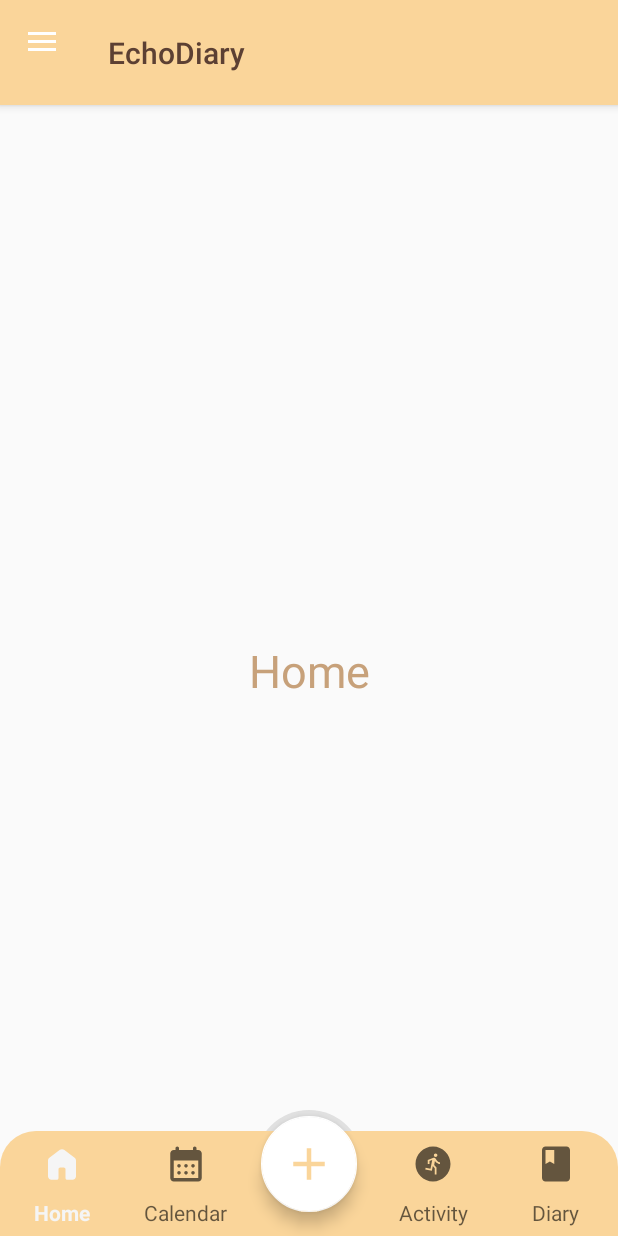
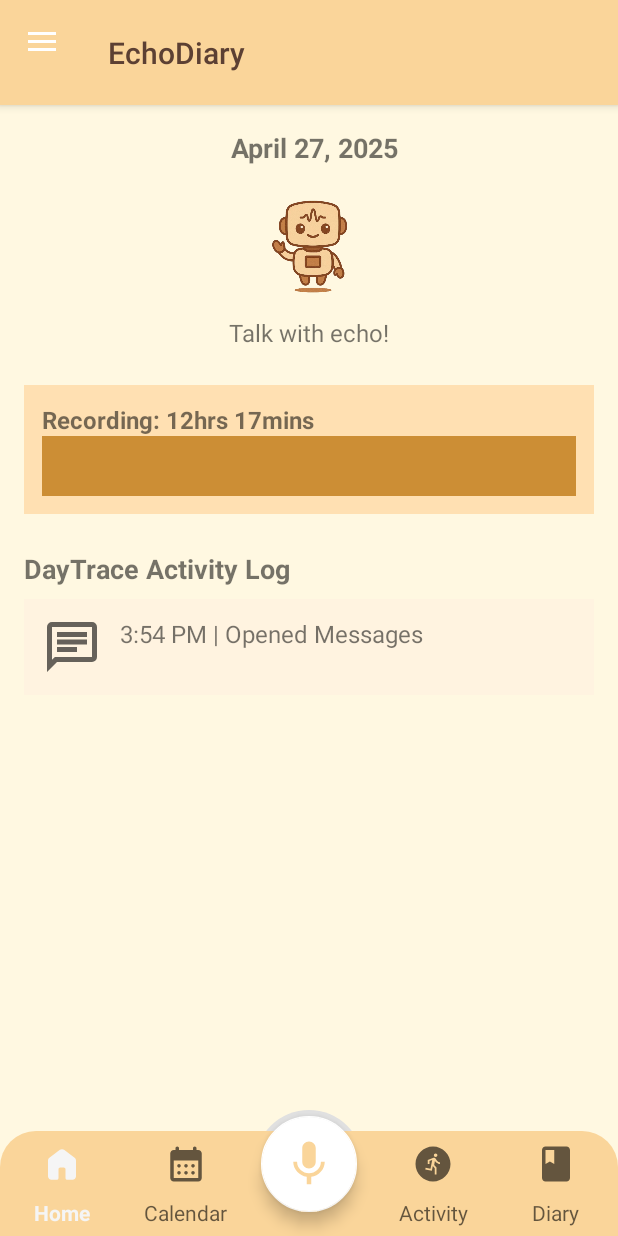
Before and after one commit to Chronomia26/EchoDiary, an Android app: the screen it shows after launch (MainActivity), on a phone screen of 412 x 824 dp. Run offline under Robolectric (Android 15) with nearby library versions, the phone set to English and light mode, and no system bars.

Commit message:
feat: Implement Home Fragment UI and add mic icon
This commit introduces the initial UI for the Home Fragment, enhancing its layout and design.
It also adds a microphone icon for potential voice interaction.

-   Removed extraneous xml encoding tag from `misc.xml`.
-   Added `baseline_mic_24.xml` to the `drawable` resources, introducing a microphone icon.
-   Refactored `fragment_home.xml` to a `ConstraintLayout`, adding elements like:
    -   Date display.
    -   Character icon (`echobot.png`).
    -   "Talk with echo!" text prompt.
    -   Recording section with progress display.
    -   "DayTrace Activity Log" title.
    -   Sample activity item with icon and text.
-   Replaced the add icon with the mic icon in the bottom navigation view in `activity_main.xml`
-   Added `echobot.png` as a new drawable resource.

```diff
--- /dev/null
+++ b/app/src/main/res/drawable/baseline_mic_24.xml
@@ -0,0 +1,5 @@
+<vector xmlns:android="http://schemas.android.com/apk/res/android" android:height="24dp" android:tint="#FFFFFF" android:viewportHeight="24" android:viewportWidth="24" android:width="24dp">
+
+    <path android:fillColor="@android:color/white" android:pathData="M12,14c1.66,0 2.99,-1.34 2.99,-3L15,5c0,-1.66 -1.34,-3 -3,-3S9,3.34 9,5v6c0,1.66 1.34,3 3,3zM17.3,11c0,3 -2.54,5.1 -5.3,5.1S6.7,14 6.7,11L5,11c0,3.41 2.72,6.23 6,6.72L11,21h2v-3.28c3.28,-0.48 6,-3.3 6,-6.72h-1.7z"/>
+
+</vector>
--- a/app/src/main/res/layout/activity_main.xml
+++ b/app/src/main/res/layout/activity_main.xml
@@ -62,7 +62,7 @@
             android:scaleType="center"
             app:tint="@color/coffee_2"
             app:maxImageSize="36dp"
-            android:src="@drawable/baseline_add_24"
+            android:src="@drawable/baseline_mic_24"
             app:itemIconTint="@color/coffee_brown"
             app:itemTextColor="@color/coffee_brown"/>
 
--- a/app/src/main/res/layout/fragment_home.xml
+++ b/app/src/main/res/layout/fragment_home.xml
@@ -1,17 +1,117 @@
 <?xml version="1.0" encoding="utf-8"?>
-<FrameLayout xmlns:android="http://schemas.android.com/apk/res/android"
+<androidx.constraintlayout.widget.ConstraintLayout
+    xmlns:android="http://schemas.android.com/apk/res/android"
+    xmlns:app="http://schemas.android.com/apk/res-auto"
     xmlns:tools="http://schemas.android.com/tools"
     android:layout_width="match_parent"
     android:layout_height="match_parent"
-    tools:context=".HomeFragment">
+    android:background="#FFF8E1"
+    android:padding="16dp">
 
-    <!-- TODO: Update blank fragment layout -->
+    <!-- Date -->
+
+    <!-- Character Icon -->
+
+    <!-- Talk with Echo Text -->
+
     <TextView
-        android:layout_width="match_parent"
-        android:layout_height="match_parent"
-        android:text="Home"
-        android:gravity="center"
-        android:textSize="30sp"
-        android:textColor="@color/pale_mocha"/>
+        android:id="@+id/date_text"
+        android:layout_width="wrap_content"
+        android:layout_height="wrap_content"
+        android:text="April 27, 2025"
+        android:textSize="18sp"
+        android:textStyle="bold"
+        app:layout_constraintEnd_toEndOf="parent"
+        app:layout_constraintHorizontal_bias="0.515"
+        app:layout_constraintStart_toStartOf="parent"
+        app:layout_constraintTop_toTopOf="parent" />
 
-</FrameLayout>
+    <ImageView
+        android:id="@+id/character_icon"
+        android:layout_width="80dp"
+        android:layout_height="80dp"
+        android:layout_marginTop="12dp"
+        android:src="@drawable/echobot"
+        app:layout_constraintEnd_toEndOf="parent"
+        app:layout_constraintHorizontal_bias="0.508"
+        app:layout_constraintStart_toStartOf="parent"
+        app:layout_constraintTop_toBottomOf="@id/date_text" />
+
+    <TextView
+        android:id="@+id/talk_with_echo"
+        android:layout_width="wrap_content"
+        android:layout_height="wrap_content"
+        android:text="Talk with echo!"
+        android:textSize="16sp"
+        app:layout_constraintTop_toBottomOf="@id/character_icon"
+        app:layout_constraintStart_toStartOf="parent"
+        app:layout_constraintEnd_toEndOf="parent"
+        android:layout_marginTop="8dp"/>
+
+    <!-- Recording Section -->
+    <LinearLayout
+        android:id="@+id/recording_section"
+        android:layout_width="0dp"
+        android:layout_height="wrap_content"
+        android:orientation="vertical"
+        android:background="#FFE0B2"
+        android:padding="12dp"
+        app:layout_constraintTop_toBottomOf="@id/talk_with_echo"
+        app:layout_constraintStart_toStartOf="parent"
+        app:layout_constraintEnd_toEndOf="parent"
+        android:layout_marginTop="24dp">
+
+        <TextView
+            android:id="@+id/recording_text"
+            android:layout_width="wrap_content"
+            android:layout_height="wrap_content"
+            android:text="Recording: 12hrs 17mins"
+            android:textSize="16sp"
+            android:textStyle="bold"/>
+
+        <View
+            android:layout_width="match_parent"
+            android:layout_height="40dp"
+            android:background="#CC8E35" />
+
+    </LinearLayout>
+
+    <!-- DayTrace Activity Log Title -->
+    <TextView
+        android:id="@+id/daytrace_title"
+        android:layout_width="wrap_content"
+        android:layout_height="wrap_content"
+        android:text="DayTrace Activity Log"
+        android:textSize="18sp"
+        android:textStyle="bold"
+        app:layout_constraintTop_toBottomOf="@id/recording_section"
+        app:layout_constraintStart_toStartOf="parent"
+        android:layout_marginTop="24dp"/>
+
+    <!-- Sample Activity Item -->
+    <LinearLayout
+        android:id="@+id/activity_item"
+        android:layout_width="0dp"
+        android:layout_height="wrap_content"
+        android:orientation="horizontal"
+        android:background="#FFF3E0"
+        android:padding="12dp"
+        app:layout_constraintTop_toBottomOf="@id/daytrace_title"
+        app:layout_constraintStart_toStartOf="parent"
+        app:layout_constraintEnd_toEndOf="parent"
+        android:layout_marginTop="8dp">
+
+        <ImageView
+            android:layout_width="40dp"
+            android:layout_height="40dp"
+            android:src="@drawable/chat_24px"/>
+
+        <TextView
+            android:layout_width="wrap_content"
+            android:layout_height="wrap_content"
+            android:text="3:54 PM | Opened Messages"
+            android:textSize="16sp"
+            android:layout_marginStart="12dp"/>
+    </LinearLayout>
+
+</androidx.constraintlayout.widget.ConstraintLayout>
```
Also changed, not shown: app/src/main/res/drawable/echobot.png (added).
